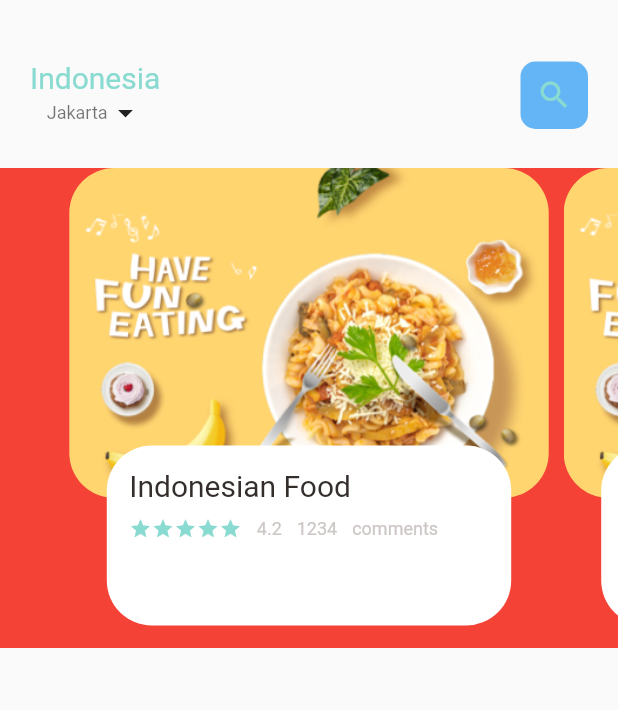
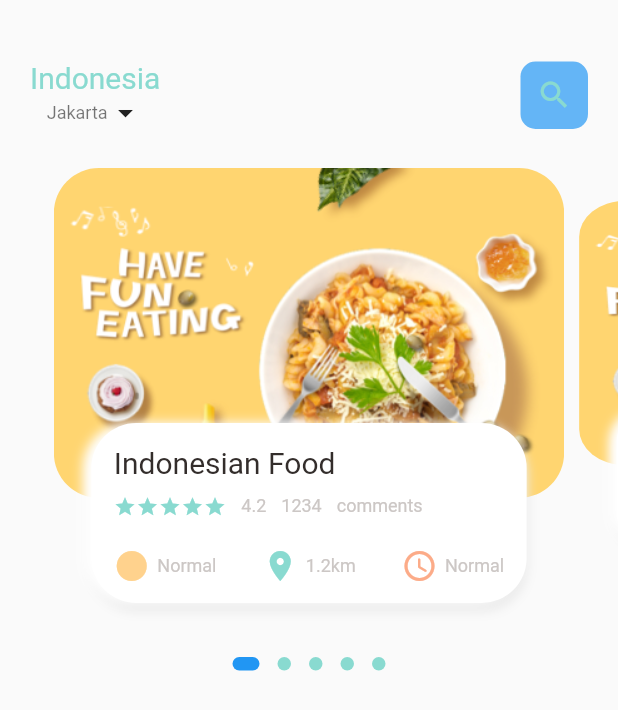
Before and after one commit to ndkvin/foodapp, a Flutter app: the screen it shows after launch, on a phone screen of 412 x 824 dp. Shown: the top 710 px of the screen. Run offline on Flutter 3.47's test engine with Material 2 defaults, Android fonts, the phone set to English and light mode, and no system bars; drawn by our look-alikes of dots_indicator.

Commit message:
home paage

```diff
--- a/lib/home/food_page_body.dart
+++ b/lib/home/food_page_body.dart
@@ -1,7 +1,9 @@
 import 'package:flutter/material.dart';
 import 'package:foodapp/utils/colors.dart';
 import 'package:foodapp/widget/big_text.dart';
+import 'package:foodapp/widget/icon_and_text.dart';
 import 'package:foodapp/widget/small_text.dart';
+import 'package:dots_indicator/dots_indicator.dart';
 
 class FoodPageBody extends StatefulWidget {
   const FoodPageBody({ Key? key }) : super(key: key);
@@ -11,11 +13,33 @@ class FoodPageBody extends StatefulWidget {
 }
 
 class _FoodPageBodyState extends State<FoodPageBody> {
-  PageController _pageController = PageController(viewportFraction: 0.8);
+  PageController _pageController = PageController(viewportFraction: 0.85);
+
+  var _currentPageValue = 0.0;
+  double _scaleFactor = 0.8;
+  double _height = 220;
+
+  @override
+  void initState() {
+    super.initState();
+    _pageController.addListener(() {
+      setState(() {
+        _currentPageValue = _pageController.page!;
+      });
+    });
+  }
+
+  @override
+  void dispose() {
+    _pageController.dispose();
+  }
+
+
   @override
   Widget build(BuildContext context) {
-    return Container(
-      color: Colors.red,
+    return Column(
+      children: [
+        Container(
           height: 320,
           child: PageView.builder(
             itemCount: 5,
@@ -24,11 +48,44 @@ class _FoodPageBodyState extends State<FoodPageBody> {
               return _buildPageItem(index);
             },
           ),
+        ),
+        DotsIndicator(
+          dotsCount: 5,
+          position: _currentPageValue,
+          decorator: DotsDecorator(
+            color: AppColors.mainColor,
+            size: const Size.square(9.0),
+            activeSize: const Size(18.0, 9.0),
+            activeShape: RoundedRectangleBorder(borderRadius: BorderRadius.circular(5.0)),
+          ),
+        )
+      ],
     );
   }
 
   Widget _buildPageItem(int index) {
-    return Stack(
+    Matrix4 matrix = Matrix4.identity();
+
+    if (index == _currentPageValue.floor()) {
+      var _currentScale = 1-(_currentPageValue - index) * (1 - _scaleFactor);
+      var _currentTrans = _height*(1-_currentScale)/2;
+      matrix = Matrix4.diagonal3Values(1, _currentScale, 1)..setTranslationRaw(0.0, _currentTrans, 0.0);
+    } else if(index == _currentPageValue.floor()+ 1) {
+      var _currentScale = _scaleFactor + (_currentPageValue-index+1)*(1-_scaleFactor);
+      var _currentTrans = _height*(1-_currentScale)/2;
+      matrix = Matrix4.diagonal3Values(1, _currentScale, 1)..setTranslationRaw(0.0, _currentTrans, 0.0);
+    } else if(index == _currentPageValue.floor() - 1) {
+      var _currentScale = 1-(_currentPageValue - index) * (1 - _scaleFactor);
+      var _currentTrans = _height*(1-_currentScale)/2;
+      matrix = Matrix4.diagonal3Values(1, _currentScale, 1)..setTranslationRaw(0.0, _currentTrans, 0.0);
+    } else {
+      var _currentScale = 0.8;
+      matrix = Matrix4.diagonal3Values(1, _currentScale, 1)..setTranslationRaw(0,_height*(1-_scaleFactor)/2,0);
+    }
+
+    return Transform(
+      transform: matrix,
+      child: Stack(
         children: [
           Container(
             height: 220,
@@ -51,16 +108,29 @@ class _FoodPageBodyState extends State<FoodPageBody> {
               margin: const EdgeInsets.only(
                 left: 30,
                 right: 30,
-              bottom: 15,
+                bottom: 30,
               ),
+              decoration: BoxDecoration(
+                borderRadius: BorderRadius.circular(30),
+                color: Colors.white,
+                boxShadow: const [
+                  BoxShadow(
+                    color: Color(0xffe8e8e8),
+                    offset: Offset(0,5),
+                    blurRadius: 6
+                  ),
+                  BoxShadow(
+                    color: Colors.white,
+                    offset: Offset(-5,0),
+                    blurRadius: 6
+                  )
+                ]
+              ),
+              child: Container(
                 padding: const EdgeInsets.only(
                   left: 15,
                   right: 15,
                   top: 15,
-            ),
-            decoration: BoxDecoration(
-              borderRadius: BorderRadius.circular(30),
-              color: Colors.white,
                 ),
                 child: Column(
                   crossAxisAlignment: CrossAxisAlignment.start,
@@ -101,12 +171,36 @@ class _FoodPageBodyState extends State<FoodPageBody> {
                         ),
                       ],
                     ),
-
+                    const SizedBox(
+                      height: 20,
+                    ),
+                    Row(
+                      mainAxisAlignment: MainAxisAlignment.spaceBetween,
+                      children: [
+                        IconAndText(
+                          icon: Icons.circle_sharp,
+                          text: 'Normal',
+                          iconColor: AppColors.iconColor1,
+                        ),
+                        IconAndText(
+                          icon: Icons.location_on,
+                          text: '1.2km',
+                          iconColor: AppColors.mainColor,
+                        ),
+                        IconAndText(
+                          icon: Icons.access_time_rounded,
+                          text: 'Normal',
+                          iconColor: AppColors.iconColor2,
+                        ),
+                      ],
+                    )
                   ],
                 ),
               ),
             ),
+          ),
         ],
+      ),
     );
   }
 }
--- /dev/null
+++ b/lib/widget/icon_and_text.dart
@@ -0,0 +1,34 @@
+import 'package:flutter/material.dart';
+import 'package:foodapp/widget/small_text.dart';
+
+class IconAndText extends StatelessWidget {
+
+  final IconData icon;
+  final String text;
+  final Color iconColor;
+
+  IconAndText({
+    Key? key,
+    required this.icon,
+    required this.text,
+    required this.iconColor,
+  }) : super(key: key);
+
+  @override
+  Widget build(BuildContext context) {
+    return Row(
+      children: [
+        Icon(
+          icon,
+          color: iconColor,
+        ),
+        const SizedBox(
+          width: 5,
+        ),
+        SmallText(
+          text: text,
+        )
+      ],
+    );
+  }
+}
--- a/pubspec.yaml
+++ b/pubspec.yaml
@@ -29,7 +29,7 @@ environment:
 dependencies:
   flutter:
     sdk: flutter
-
+  dots_indicator: ^2.1.0
 
   # The following adds the Cupertino Icons font to your application.
   # Use with the CupertinoIcons class for iOS style icons.
```
Also changed, not shown: pubspec.lock. Lines whose indentation alone changed are shown as unchanged.
